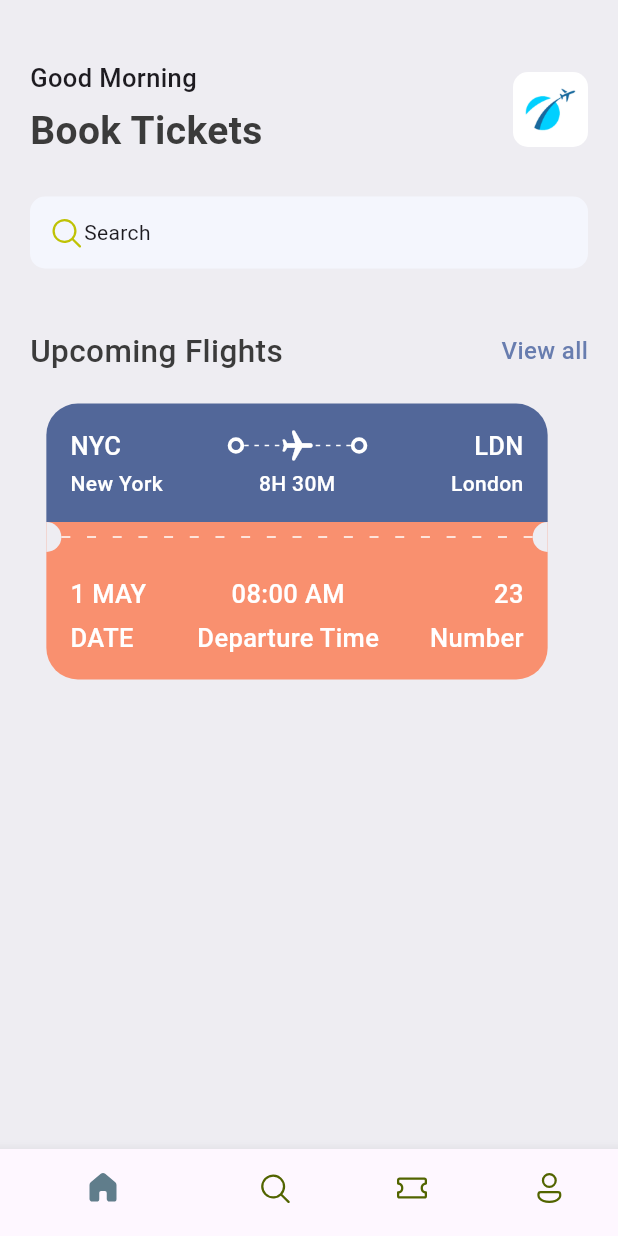
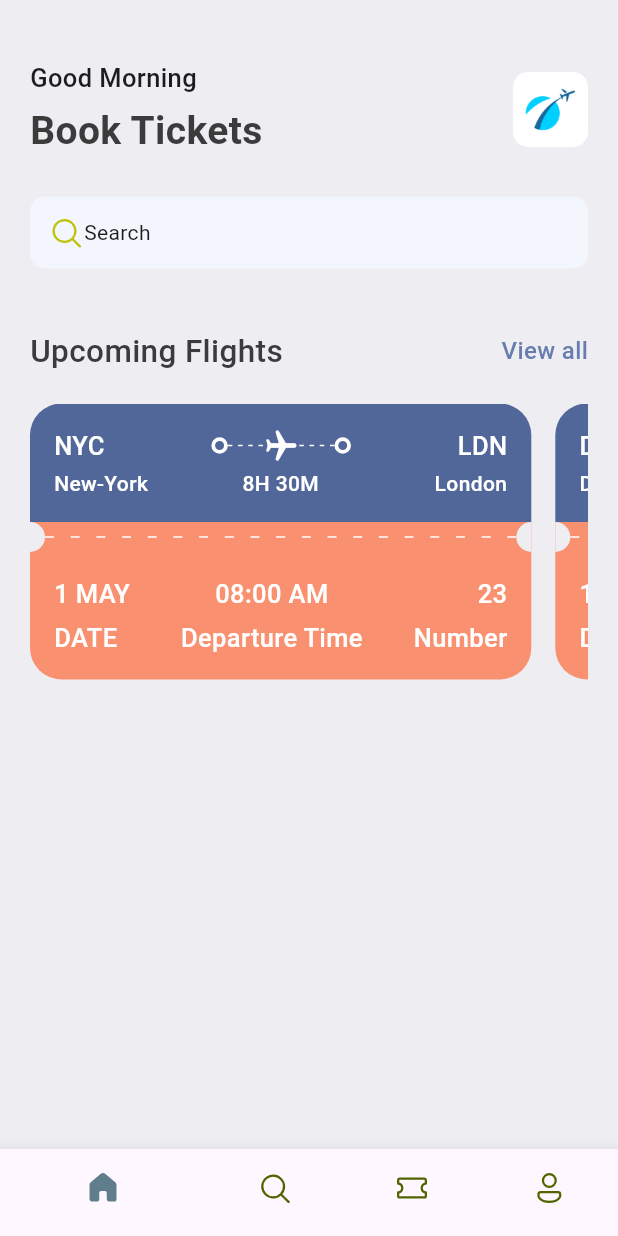
Before and after one commit to muhamadhendrik/flutter-ticket-app, a Flutter app: the screen it shows after launch, on a phone screen of 412 x 824 dp. Run offline on Flutter 3.47's test engine with Material 3 defaults, Android fonts, the light colour scheme and no system bars; our stand-ins replace fluentui_icons.

Commit message:
ticket with dynamic data json

```diff
--- /dev/null
+++ b/lib/base/utils/all_json.dart
@@ -0,0 +1,30 @@
+List<Map<String, dynamic>> ticketList = [
+  {
+    'from': {
+      'code':"NYC",
+      'name':"New-York"
+    },
+    'to': {
+      'code':"LDN",
+      'name':"London"
+    },
+    'flying_time': '8H 30M',
+    'date': "1 MAY",
+    'departure_time':"08:00 AM",
+    "number":23
+  },
+  {
+    'from': {
+      'code':"DK",
+      'name':"Dhaka"
+    },
+    'to': {
+      'code':"SH",
+      'name':"Shanghai"
+    },
+    'flying_time': '4H 20M',
+    'date': "10 MAY",
+    'departure_time':"09:00 AM",
+    "number":45
+  },
+];
--- a/lib/base/widgets/ticket_view.dart
+++ b/lib/base/widgets/ticket_view.dart
@@ -8,7 +8,9 @@
 import 'package:flutter_ticket_app/base/widgets/text_style_third.dart';
 
 class TicketView extends StatelessWidget {
-  const TicketView({super.key});
+  final Map<String, dynamic> ticket;
+
+  const TicketView({super.key, required this.ticket});
 
   @override
   Widget build(BuildContext context) {
@@ -33,7 +35,7 @@
                   //show departure and destination with icons first line
                   Row(
                     children: [
-                      const TextStyleThird(text: "NYC"),
+                      TextStyleThird(text: ticket["from"]["code"]),
                       Expanded(child: Container()),
                       const BigDot(),
                       Expanded(
@@ -55,7 +57,7 @@
                       )),
                       const BigDot(),
                       Expanded(child: Container()),
-                      const TextStyleThird(text: "LDN"),
+                      TextStyleThird(text: ticket["to"]["code"]),
                     ],
                   ),
                   const SizedBox(
@@ -64,17 +66,17 @@
                   //show deaprture and destitation names with the times
                   Row(
                     children: [
-                      const SizedBox(
+                      SizedBox(
                         width: 100,
-                        child: TextStyleFourth(text: "New York"),
+                        child: TextStyleFourth(text: ticket["from"]["name"]),
                       ),
                       Expanded(child: Container()),
-                      const TextStyleFourth(text: "8H 30M"),
+                      TextStyleFourth(text: ticket["flying_time"]),
                       Expanded(child: Container()),
-                      const SizedBox(
+                      SizedBox(
                         width: 100,
                         child: TextStyleFourth(
-                            text: "London", align: TextAlign.end),
+                            text: ticket["to"]["name"], align: TextAlign.end),
                       ),
                     ],
                   ),
@@ -102,23 +104,23 @@
                   borderRadius: const BorderRadius.only(
                       bottomLeft: Radius.circular(21),
                       bottomRight: Radius.circular(21))),
-              child: const Column(
+              child: Column(
                 children: [
                   //show departure and destination with icons first line
                   Row(
                     mainAxisAlignment: MainAxisAlignment.spaceBetween,
                     children: [
                       AppColumnTextLayout(
-                        topText: "1 MAY",
+                        topText: ticket["date"],
                         bottomText: "DATE",
                         alignment: CrossAxisAlignment.start,
                       ),
                       AppColumnTextLayout(
-                          topText: "08:00 AM",
+                          topText: ticket["departure_time"],
                           bottomText: "Departure Time",
                           alignment: CrossAxisAlignment.center),
                       AppColumnTextLayout(
-                          topText: "23",
+                          topText: ticket["number"].toString(),
                           bottomText: "Number",
                           alignment: CrossAxisAlignment.end),
                     ],
--- a/lib/screens/home_screen.dart
+++ b/lib/screens/home_screen.dart
@@ -2,6 +2,7 @@
 import 'package:flutter/material.dart';
 import 'package:flutter_ticket_app/base/res/media.dart';
 import 'package:flutter_ticket_app/base/res/styles/app_styles.dart';
+import 'package:flutter_ticket_app/base/utils/all_json.dart';
 import 'package:flutter_ticket_app/base/widgets/app_double_text.dart';
 import 'package:flutter_ticket_app/base/widgets/ticket_view.dart';
 
@@ -70,7 +71,11 @@
                 const AppDoubleText(
                     bigText: 'Upcoming Flights', smallText: 'View all'),
                 const SizedBox(height: 20),
-                TicketView(),
+                SingleChildScrollView(
+                    scrollDirection: Axis.horizontal,
+                    child: Row(
+                      children: ticketList.map((singleTicket) => TicketView(ticket: singleTicket,)).toList(),
+                    )),
               ],
             ),
           ),
```
